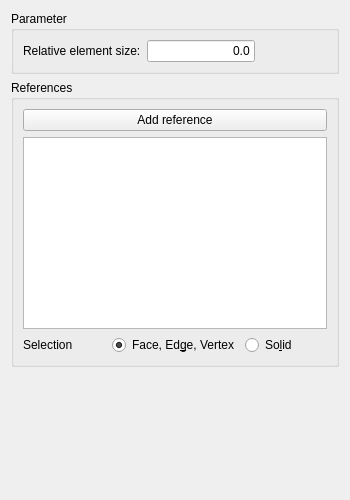
Old version of the form TaskPanelCfdMeshRegion.ui in the repository jaheyns/CfdOF.
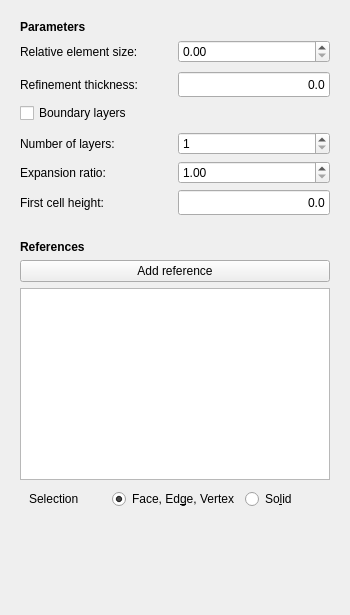
New version of the form. Custom widgets are drawn as their Qt base class.

Commit message: CFD: Added surface refinement and boundary layers for cfMesh

What changed in the file:
```diff
--- a/TaskPanelCfdMeshRegion.ui
+++ b/TaskPanelCfdMeshRegion.ui
@@ -7,7 +7,7 @@
     <x>0</x>
     <y>0</y>
     <width>350</width>
-    <height>500</height>
+    <height>615</height>
    </rect>
   </property>
   <property name="windowTitle">
@@ -15,33 +15,100 @@
   </property>
   <layout class="QVBoxLayout" name="verticalLayout">
    <item>
-    <widget class="QGroupBox" name="groupBox_3">
-     <property name="maximumSize">
-      <size>
-       <width>16777215</width>
-       <height>1677215</height>
-      </size>
+    <widget class="QFrame" name="ParameterFrame">
+     <property name="sizePolicy">
+      <sizepolicy hsizetype="Preferred" vsizetype="Minimum">
+       <horstretch>0</horstretch>
+       <verstretch>0</verstretch>
+      </sizepolicy>
      </property>
-     <property name="title">
-      <string>Parameter</string>
+     <property name="frameShape">
+      <enum>QFrame::Panel</enum>
      </property>
-     <layout class="QVBoxLayout" name="verticalLayout_5">
-      <item>
-       <layout class="QFormLayout" name="formLayout_1">
-        <property name="fieldGrowthPolicy">
-         <enum>QFormLayout::AllNonFixedFieldsGrow</enum>
+     <property name="frameShadow">
+      <enum>QFrame::Plain</enum>
+     </property>
+     <property name="lineWidth">
+      <number>0</number>
+     </property>
+     <layout class="QGridLayout" name="gridLayout_3">
+      <property name="bottomMargin">
+       <number>0</number>
+      </property>
+      <item row="0" column="0">
+       <widget class="QLabel" name="label_2">
+        <property name="font">
+         <font>
+          <weight>75</weight>
+          <bold>true</bold>
+         </font>
         </property>
-        <item row="1" column="0">
-         <widget class="QLabel" name="l_max">
+        <property name="text">
+         <string>Parameters</string>
+        </property>
+       </widget>
+      </item>
+      <item row="1" column="0">
+       <layout class="QHBoxLayout" name="horizontalLayout_3">
+        <item>
+         <widget class="QLabel" name="label_rellen">
           <property name="text">
            <string>Relative element size:</string>
           </property>
          </widget>
         </item>
-        <item row="1" column="1">
-         <widget class="Gui::InputField" name="if_rellen">
+        <item>
+         <widget class="QDoubleSpinBox" name="if_rellen">
+          <property name="maximum">
+           <double>1.000000000000000</double>
+          </property>
+          <property name="singleStep">
+           <double>0.050000000000000</double>
+          </property>
+         </widget>
+        </item>
+       </layout>
+      </item>
+     </layout>
+    </widget>
+   </item>
+   <item>
+    <widget class="QFrame" name="RefinementFrame">
+     <property name="sizePolicy">
+      <sizepolicy hsizetype="Preferred" vsizetype="Minimum">
+       <horstretch>0</horstretch>
+       <verstretch>0</verstretch>
+      </sizepolicy>
+     </property>
+     <property name="frameShape">
+      <enum>QFrame::Panel</enum>
+     </property>
+     <property name="frameShadow">
+      <enum>QFrame::Plain</enum>
+     </property>
+     <property name="lineWidth">
+      <number>0</number>
+     </property>
+     <layout class="QGridLayout" name="gridLayout_4">
+      <property name="topMargin">
+       <number>3</number>
+      </property>
+      <property name="bottomMargin">
+       <number>5</number>
+      </property>
+      <item row="0" column="0">
+       <layout class="QHBoxLayout" name="horizontalLayout_4">
+        <item>
+         <widget class="QLabel" name="label_refinethick">
+          <property name="text">
+           <string>Refinement thickness:</string>
+          </property>
+         </widget>
+        </item>
+        <item>
+         <widget class="Gui::InputField" name="if_refinethick">
           <property name="sizePolicy">
-           <sizepolicy hsizetype="Fixed" vsizetype="Fixed">
+           <sizepolicy hsizetype="Minimum" vsizetype="Fixed">
             <horstretch>0</horstretch>
             <verstretch>0</verstretch>
            </sizepolicy>
@@ -49,7 +116,7 @@
           <property name="minimumSize">
            <size>
             <width>80</width>
-            <height>20</height>
+            <height>25</height>
            </size>
           </property>
           <property name="text">
@@ -77,52 +144,234 @@
         </item>
        </layout>
       </item>
+      <item row="2" column="0">
+       <widget class="QFrame" name="BoundLayerFrame">
+        <property name="sizePolicy">
+         <sizepolicy hsizetype="Preferred" vsizetype="Minimum">
+          <horstretch>0</horstretch>
+          <verstretch>0</verstretch>
+         </sizepolicy>
+        </property>
+        <property name="frameShape">
+         <enum>QFrame::Panel</enum>
+        </property>
+        <property name="frameShadow">
+         <enum>QFrame::Plain</enum>
+        </property>
+        <property name="lineWidth">
+         <number>0</number>
+        </property>
+        <layout class="QGridLayout" name="gridLayout_7">
+         <property name="leftMargin">
+          <number>0</number>
+         </property>
+         <property name="topMargin">
+          <number>3</number>
+         </property>
+         <property name="rightMargin">
+          <number>0</number>
+         </property>
+         <property name="bottomMargin">
+          <number>5</number>
+         </property>
+         <item row="1" column="0">
+          <layout class="QHBoxLayout" name="horizontalLayout_2">
+           <item>
+            <widget class="QLabel" name="label_expratio">
+             <property name="text">
+              <string>Expansion ratio:</string>
+             </property>
+            </widget>
+           </item>
+           <item>
+            <widget class="QDoubleSpinBox" name="if_expratio">
+             <property name="minimum">
+              <double>1.000000000000000</double>
+             </property>
+             <property name="maximum">
+              <double>1.200000000000000</double>
+             </property>
+             <property name="singleStep">
+              <double>0.050000000000000</double>
+             </property>
+            </widget>
+           </item>
+          </layout>
+         </item>
+         <item row="0" column="0">
+          <layout class="QHBoxLayout" name="horizontalLayout">
+           <item>
+            <widget class="QLabel" name="label_numlayer">
+             <property name="text">
+              <string>Number of layers:</string>
+             </property>
+            </widget>
+           </item>
+           <item>
+            <widget class="QSpinBox" name="if_numlayer">
+             <property name="minimum">
+              <number>1</number>
+             </property>
+            </widget>
+           </item>
+          </layout>
+         </item>
+         <item row="2" column="0">
+          <layout class="QHBoxLayout" name="horizontalLayout_5">
+           <item>
+            <widget class="QLabel" name="label_firstlayerheight">
+             <property name="text">
+              <string>First cell height:</string>
+             </property>
+            </widget>
+           </item>
+           <item>
+            <widget class="Gui::InputField" name="if_firstlayerheight">
+             <property name="sizePolicy">
+              <sizepolicy hsizetype="Minimum" vsizetype="Fixed">
+               <horstretch>0</horstretch>
+               <verstretch>0</verstretch>
+              </sizepolicy>
+             </property>
+             <property name="minimumSize">
+              <size>
+               <width>80</width>
+               <height>25</height>
+              </size>
+             </property>
+             <property name="toolTip">
+              <string extracomment="Select 0 to use default value"/>
+             </property>
+             <property name="text">
+              <string>0.0</string>
+             </property>
+             <property name="alignment">
+              <set>Qt::AlignRight|Qt::AlignTrailing|Qt::AlignVCenter</set>
+             </property>
+             <property name="singleStep" stdset="0">
+              <double>1.000000000000000</double>
+             </property>
+             <property name="maximum" stdset="0">
+              <double>1000000000.000000000000000</double>
+             </property>
+             <property name="unit" stdset="0">
+              <string notr="true">mm</string>
+             </property>
+             <property name="decimals" stdset="0">
+              <number>2</number>
+             </property>
+             <property name="value" stdset="0">
+              <double>0.000000000000000</double>
+             </property>
+            </widget>
+           </item>
+          </layout>
+         </item>
+        </layout>
+       </widget>
+      </item>
+      <item row="1" column="0">
+       <widget class="QCheckBox" name="check_boundlayer">
+        <property name="text">
+         <string>Boundary layers</string>
+        </property>
+       </widget>
+      </item>
      </layout>
     </widget>
    </item>
    <item>
-    <widget class="QGroupBox" name="groupBox_1">
-     <property name="title">
-      <string>References</string>
+    <widget class="QFrame" name="boundaryFrame_2">
+     <property name="sizePolicy">
+      <sizepolicy hsizetype="Preferred" vsizetype="Minimum">
+       <horstretch>0</horstretch>
+       <verstretch>0</verstretch>
+      </sizepolicy>
      </property>
-     <layout class="QVBoxLayout" name="verticalLayout_2">
-      <item>
+     <property name="frameShape">
+      <enum>QFrame::Panel</enum>
+     </property>
+     <property name="frameShadow">
+      <enum>QFrame::Plain</enum>
+     </property>
+     <property name="lineWidth">
+      <number>0</number>
+     </property>
+     <layout class="QGridLayout" name="gridLayout_5">
+      <item row="2" column="0">
+       <widget class="QListWidget" name="list_References"/>
+      </item>
+      <item row="1" column="0">
        <widget class="QPushButton" name="pushButton_Reference">
         <property name="text">
          <string>Add reference</string>
         </property>
        </widget>
       </item>
-      <item>
-       <widget class="QListWidget" name="list_References"/>
+      <item row="0" column="0">
+       <widget class="QLabel" name="label_4">
+        <property name="font">
+         <font>
+          <weight>75</weight>
+          <bold>true</bold>
+         </font>
+        </property>
+        <property name="text">
+         <string>References</string>
+        </property>
+       </widget>
       </item>
-      <item>
-       <layout class="QGridLayout" name="gridLayout">
-        <item row="0" column="2">
-         <widget class="QRadioButton" name="rb_solid">
-          <property name="text">
-           <string>So&amp;lid</string>
-          </property>
-         </widget>
-        </item>
-        <item row="0" column="1">
-         <widget class="QRadioButton" name="rb_standard">
-          <property name="text">
-           <string>Face, Ed&amp;ge, Vertex</string>
-          </property>
-          <property name="checked">
-           <bool>true</bool>
-          </property>
-         </widget>
-        </item>
-        <item row="0" column="0">
-         <widget class="QLabel" name="l_label_text_5">
-          <property name="text">
-           <string>&lt;html&gt;&lt;head/&gt;&lt;body&gt;&lt;p&gt;Selection&lt;/p&gt;&lt;/body&gt;&lt;/html&gt;</string>
-          </property>
-         </widget>
-        </item>
-       </layout>
+      <item row="3" column="0">
+       <widget class="QFrame" name="FaceFrame">
+        <property name="sizePolicy">
+         <sizepolicy hsizetype="Preferred" vsizetype="Minimum">
+          <horstretch>0</horstretch>
+          <verstretch>0</verstretch>
+         </sizepolicy>
+        </property>
+        <property name="frameShape">
+         <enum>QFrame::Panel</enum>
+        </property>
+        <property name="frameShadow">
+         <enum>QFrame::Plain</enum>
+        </property>
+        <property name="lineWidth">
+         <number>0</number>
+        </property>
+        <layout class="QGridLayout" name="gridLayout_6">
+         <property name="topMargin">
+          <number>3</number>
+         </property>
+         <item row="0" column="0">
+          <layout class="QGridLayout" name="gridLayout">
+           <item row="0" column="0">
+            <widget class="QLabel" name="l_label_text_5">
+             <property name="text">
+              <string>&lt;html&gt;&lt;head/&gt;&lt;body&gt;&lt;p&gt;Selection&lt;/p&gt;&lt;/body&gt;&lt;/html&gt;</string>
+             </property>
+            </widget>
+           </item>
+           <item row="0" column="1">
+            <widget class="QRadioButton" name="rb_standard">
+             <property name="text">
+              <string>Face, Ed&amp;ge, Vertex</string>
+             </property>
+             <property name="checked">
+              <bool>true</bool>
+             </property>
+            </widget>
+           </item>
+           <item row="0" column="2">
+            <widget class="QRadioButton" name="rb_solid">
+             <property name="text">
+              <string>So&amp;lid</string>
+             </property>
+            </widget>
+           </item>
+          </layout>
+         </item>
+        </layout>
+       </widget>
       </item>
      </layout>
     </widget>
```
Left out of the diff: 5 changed lines with no effect on the pictures. The commit also changes 16 other files.
